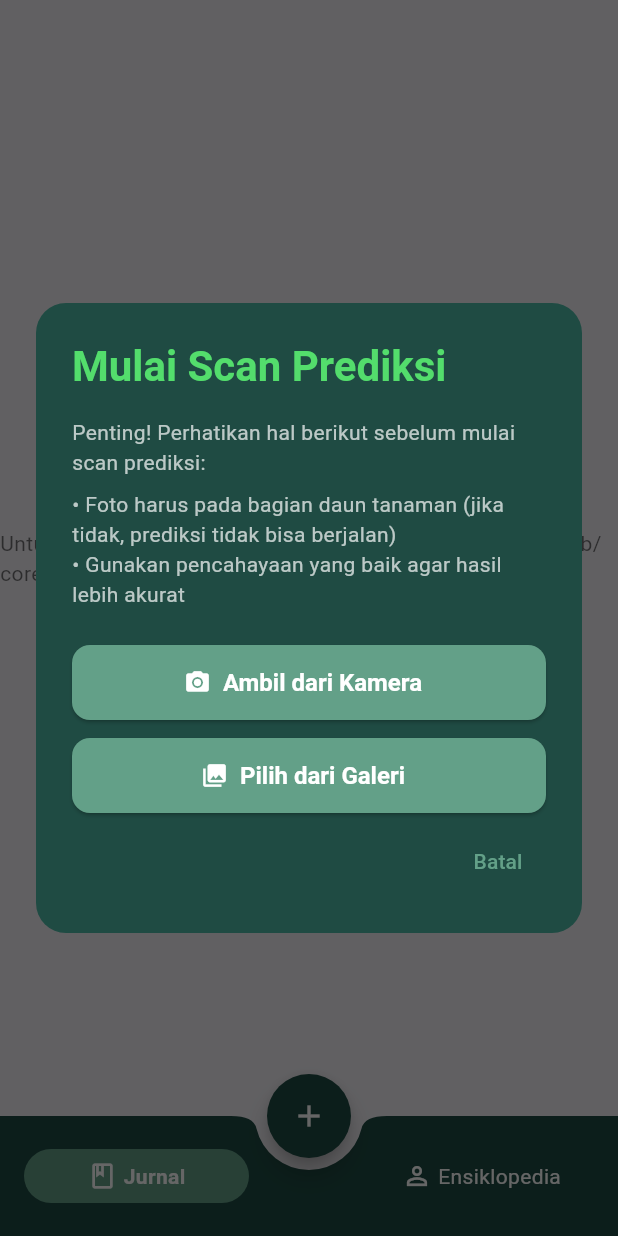
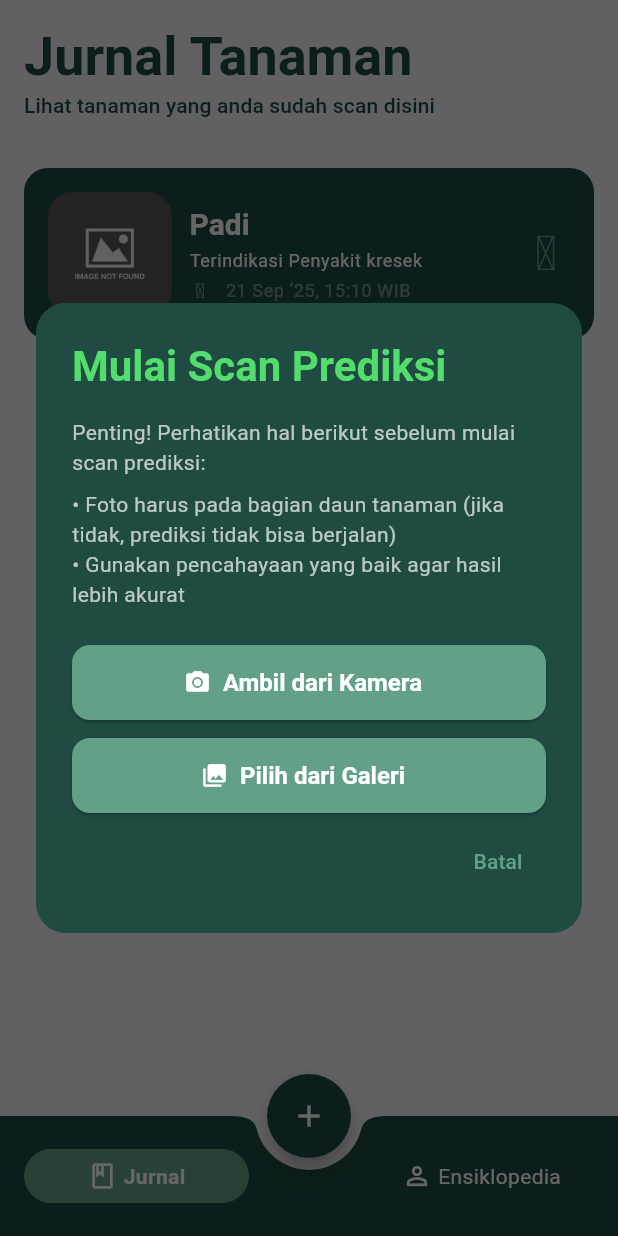
Before and after one commit to DICODING-PG002/nabatdex, a Flutter app: the screen it shows after launch, after a tap on the "add" icon, on a phone screen of 412 x 824 dp. Run offline on Flutter 3.47's test engine with Material 3 defaults, Android fonts, the phone set to English and light mode, and no system bars; our stand-ins replace google_fonts, material_symbols_icons.

Commit message:
[feature/journal] : Add reuseable custom app bar, Add journal_home_screen and plant_journal_screen. Add custom displaySmall text theme

```diff
--- a/lib/common/shared_screen/main_screen.dart
+++ b/lib/common/shared_screen/main_screen.dart
@@ -27,7 +27,7 @@ class MainScreen extends StatelessWidget {
             barrierDismissible: true,
             barrierLabel: 'ScanOptionsDialog',
             transitionDuration: const Duration(milliseconds: 200),
-            pageBuilder: (context, __, ___) {
+            pageBuilder: (context, _, _) {
               return ScanOptionsDialog();
             },
           );
--- a/lib/core/constant/app_navigation_items.dart
+++ b/lib/core/constant/app_navigation_items.dart
@@ -1,5 +1,6 @@
 import 'package:nabatdex/core/model/navbar_item.dart';
 import 'package:flutter/material.dart';
+import 'package:nabatdex/features/journal/presentation/screen/journal_home_screen.dart';
 
 class AppNavigationItems {
   AppNavigationItems._();
@@ -8,13 +9,7 @@ class AppNavigationItems {
     NavbarItem(
       icon: Icons.book_outlined,
       label: 'Jurnal',
-      page: Scaffold(
-        body: Center(
-          child: Text(
-            "Untuk menampilkan halaman Jurnal, ubah properti page di lib/core/constant/app_navigation_items menjadi Screen nya",
-          ),
-        ),
-      ),
+      page: JournalHomeScreen(),
       key: Key('journal_screen'),
     ),
     NavbarItem(
--- a/lib/core/constant/app_routes.dart
+++ b/lib/core/constant/app_routes.dart
@@ -1,5 +1,6 @@
 import 'package:nabatdex/common/shared_screen/main_screen.dart';
 import 'package:nabatdex/core/constant/app_navigation_items.dart';
+import 'package:nabatdex/features/journal/presentation/screen/plant_journal_screen.dart';
 import 'package:nabatdex/features/scanner/presentation/screen/prediction_error_screen.dart';
 import 'package:nabatdex/features/scanner/presentation/screen/prediction_loading_screen.dart';
 import 'package:nabatdex/features/scanner/presentation/screen/prediction_result_screen.dart';
@@ -20,5 +21,7 @@ class AppRoutes {
     '/scanner/prediction/result': (context) => PredictionResultScreen(),
     '/scanner/prediction/loading': (context) => PredictionLoadingScreen(),
     '/scanner/prediction/error': (context) => PredictionErrorScreen(),
+
+    '/journal/plant': (context) => PlantJournalScreen(),
   };
 }
--- a/lib/core/constant/app_theme.dart
+++ b/lib/core/constant/app_theme.dart
@@ -40,6 +40,11 @@ class AppTheme {
     textTheme: GoogleFonts.robotoTextTheme()
         .apply(bodyColor: textColor, displayColor: textColor)
         .copyWith(
+          displaySmall: GoogleFonts.roboto(
+            color: primaryColor,
+            fontWeight: FontWeight.w700,
+            fontSize: 36,
+          ),
           headlineLarge: GoogleFonts.roboto(
             color: primaryColor,
             fontWeight: FontWeight.w700,
@@ -66,7 +71,7 @@ class AppTheme {
         ),
 
     // --- Icon Theme ---
-    iconTheme: IconThemeData(color: primaryColor, size: 32),
+    iconTheme: IconThemeData(color: secondaryColor, size: 32),
 
     // --- Component Themes ---
     // Styling spesifik untuk widget.
--- /dev/null
+++ b/lib/features/journal/presentation/screen/journal_home_screen.dart
@@ -0,0 +1,115 @@
+import 'package:flutter/material.dart';
+import 'package:material_symbols_icons/symbols.dart';
+import 'package:nabatdex/core/constant/app_theme.dart';
+
+class JournalHomeScreen extends StatelessWidget {
+  const JournalHomeScreen({super.key});
+
+  @override
+  Widget build(BuildContext context) {
+    final screenWidth = MediaQuery.of(context).size.width;
+    return SafeArea(
+      child: SingleChildScrollView(
+        child: Padding(
+          padding: EdgeInsets.all(16),
+          child: Column(
+            mainAxisAlignment: MainAxisAlignment.start,
+            crossAxisAlignment: CrossAxisAlignment.start,
+            children: [
+              Text("Jurnal Tanaman", style: TextTheme.of(context).displaySmall),
+              Text(
+                "Lihat tanaman yang anda sudah scan disini",
+                style: TextTheme.of(
+                  context,
+                ).titleSmall?.copyWith(color: AppTheme.primaryColor),
+              ),
+              const SizedBox(height: 32),
+
+              //Card Tanaman
+              GestureDetector(
+                onTap: () => {Navigator.pushNamed(context, "/journal/plant")},
+                child: Container(
+                  padding: const EdgeInsets.all(16.0),
+                  decoration: BoxDecoration(
+                    color: Theme.of(context).dialogTheme.backgroundColor,
+                    borderRadius: BorderRadius.circular(16.0),
+                  ),
+                  width: double.infinity,
+                  child: Row(
+                    crossAxisAlignment: CrossAxisAlignment.center,
+                    spacing: 12,
+                    children: [
+                      // Image
+                      SizedBox(
+                        width: screenWidth * 0.2,
+                        child: AspectRatio(
+                          aspectRatio: 1 / 1,
+                          child: ClipRRect(
+                            borderRadius: BorderRadius.circular(16),
+                            child: Image.asset(
+                              'assets/image/image_not_found.png',
+                              fit: BoxFit.cover,
+                            ),
+                          ),
+                        ),
+                      ),
+                      // Information Text
+                      Expanded(
+                        child: Column(
+                          mainAxisAlignment: MainAxisAlignment.start,
+                          crossAxisAlignment: CrossAxisAlignment.start,
+                          spacing: 4,
+                          children: [
+                            Text(
+                              "Padi",
+                              style: TextTheme.of(context).titleLarge?.copyWith(
+                                color: AppTheme.whiteColor,
+                              ),
+                            ),
+                            Text(
+                              "Terindikasi Penyakit kresek",
+                              style: TextTheme.of(
+                                context,
+                              ).bodySmall?.copyWith(color: AppTheme.whiteColor),
+                            ),
+                            Row(
+                              mainAxisAlignment: MainAxisAlignment.start,
+                              crossAxisAlignment: CrossAxisAlignment.center,
+                              spacing: 10,
+                              children: [
+                                Icon(
+                                  Symbols.schedule,
+                                  color: AppTheme.whiteColor.withValues(
+                                    alpha: 0.4,
+                                  ),
+                                  size: 14,
+                                ),
+                                Text(
+                                  "21 Sep ‘25, 15:10 WIB",
+                                  style: TextTheme.of(context).bodySmall
+                                      ?.copyWith(
+                                        color: AppTheme.whiteColor.withValues(
+                                          alpha: 0.4,
+                                        ),
+                                      ),
+                                ),
+                              ],
+                            ),
+                          ],
+                        ),
+                      ),
+                      // Icon Sakit
+                      Icon(Symbols.syringe),
+                      // Icon Sehat
+                      // Icon(Symbols.check_circle),
+                    ],
+                  ),
+                ),
+              ),
+            ],
+          ),
+        ),
+      ),
+    );
+  }
+}
```
Also changed, not shown: lib/common/shared_widgets/main_app_bar.dart (added, +36 -0 lines), lib/features/journal/presentation/screen/plant_journal_screen.dart (added, +110 -0 lines).
